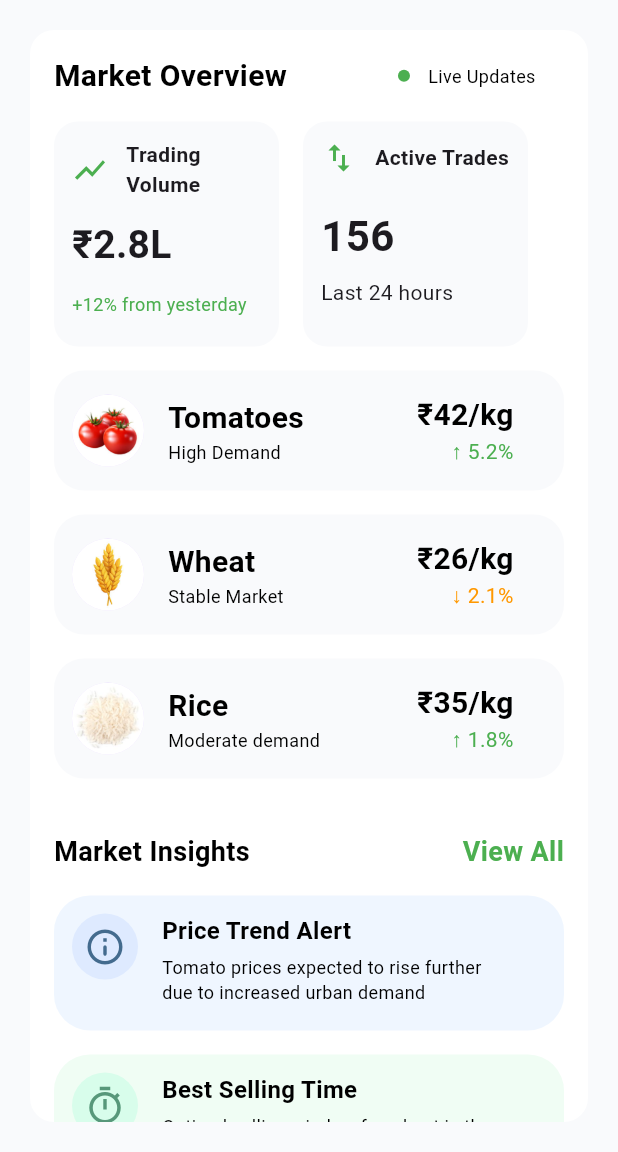
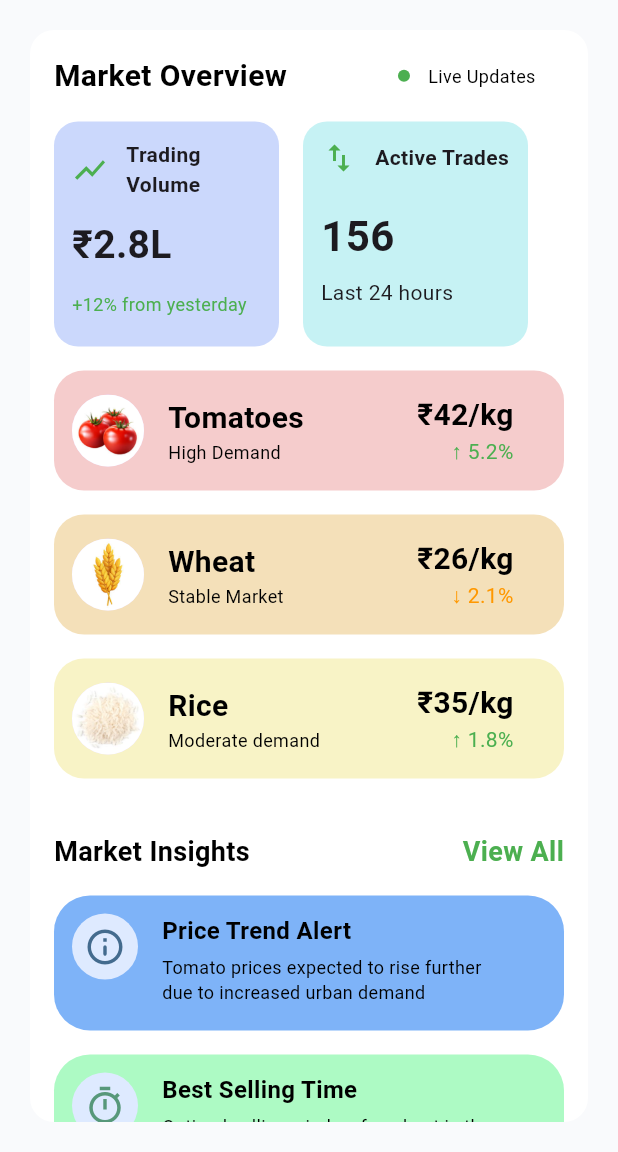
Before and after one commit to durgaprasad-4426/Flutter-projects, a Flutter app: the MarketPage screen opened directly, on a phone screen of 412 x 824 dp, the part 84-1236 px from its top. Run offline on Flutter 3.47's test engine with Material 3 defaults, Android fonts, the phone set to English and light mode, and no system bars; our stand-ins replace device_preview.

Commit message:
changes update

```diff
--- a/lib/Widgets/Groceries_lst.dart
+++ b/lib/Widgets/Groceries_lst.dart
@@ -7,6 +7,7 @@ class GroceriesLst extends StatelessWidget {
   final String txt3;
   final String txt4;
   final Color c;
+  final Color c1;
   const GroceriesLst({
     super.key,
     required this.img,
@@ -15,6 +16,7 @@ class GroceriesLst extends StatelessWidget {
     required this.txt3,
     required this.txt4,
     required this.c,
+    required this.c1,
   });
 
   @override
@@ -23,7 +25,8 @@ class GroceriesLst extends StatelessWidget {
       width: double.infinity,
       height: 80,
       decoration: BoxDecoration(
-        color: Color(0xFFf9fafc),
+        // color: Color(0xFFf9fafc),
+        color: c1,
         borderRadius: BorderRadius.circular(20),
       ),
       child: Padding(
--- a/lib/advise.dart
+++ b/lib/advise.dart
@@ -120,7 +120,7 @@ class _AdvisePageState extends State<AdvisePage> {
                     ],
                   ),
                   ContainerRect(
-                    C: Color(0xFFfff6ed),
+                    C: Color.fromARGB(255, 250, 219, 188),
                     c1: Color(0xFFffecd0),
                     c2: Color(0xFFb8734c),
                     icn: Icons.calendar_month,
@@ -155,7 +155,7 @@ class _AdvisePageState extends State<AdvisePage> {
                     ),
                   ),
                   ContainerRect(
-                    C: Color(0xFFeff6ff),
+                    C: Color.fromARGB(255, 188, 215, 251),
                     c1: Color(0xFFdaeaf7),
                     c2: Color(0xFF5870b0),
                     icn: Icons.water_drop_outlined,
@@ -185,7 +185,7 @@ class _AdvisePageState extends State<AdvisePage> {
                     ),
                   ),
                   ContainerRect(
-                    C: Color(0xFFfef2f2),
+                    C: Color.fromARGB(255, 248, 203, 203),
                     c1: Color(0xFFfce2e3),
                     c2: Color(0xFFa84035),
                     icn: Icons.bug_report_outlined,
@@ -201,7 +201,7 @@ class _AdvisePageState extends State<AdvisePage> {
                     ),
                   ),
                   ContainerRect(
-                    C: Color(0xFFfbf5ff),
+                    C: Color.fromARGB(255, 228, 199, 248),
                     c1: Color(0xFFf3e6ff),
                     c2: Color(0xFF874bbc),
                     icn: Icons.videocam_outlined,
--- a/lib/main.dart
+++ b/lib/main.dart
@@ -19,7 +19,7 @@ class SacApp extends StatelessWidget {
   Widget build(BuildContext context) {
     return MaterialApp(debugShowCheckedModeBanner: false,
     // home: MarketPage(),
-    home: AdvisePage()
+    home: AdvisePage(),
     );
   }
 }
--- a/lib/market.dart
+++ b/lib/market.dart
@@ -103,7 +103,8 @@ class _MarketPageState extends State<MarketPage> {
                         width: 150,
                         height: 150,
                         decoration: BoxDecoration(
-                          color: Color(0xFFf9fafc),
+                          // color: Color(0xFFf9fafc),
+                          color: Color.fromARGB(255, 203, 216, 252),
                           borderRadius: BorderRadius.circular(16),
                         ),
                         child: Padding(
@@ -159,7 +160,8 @@ class _MarketPageState extends State<MarketPage> {
                         width: 150,
                         height: 150,
                         decoration: BoxDecoration(
-                          color: Color(0xFFf9fafc),
+                          // color: Color(0xFFf9fafc),
+                          color: Color.fromARGB(255, 198, 242, 244),
                           borderRadius: BorderRadius.circular(16),
                         ),
                         child: Padding(
@@ -204,7 +206,7 @@ class _MarketPageState extends State<MarketPage> {
                     txt2: 'High Demand',
                     txt3: '₹42/kg',
                     txt4: '↑ 5.2%',
-                    c: Colors.green,
+                    c: Colors.green, c1: Color.fromARGB(255, 245, 204, 204),
                   ),
                   GroceriesLst(
                     img: AssetImage("assets/wheat.jpeg"),
@@ -212,7 +214,7 @@ class _MarketPageState extends State<MarketPage> {
                     txt2: 'Stable Market',
                     txt3: '₹26/kg',
                     txt4: '↓ 2.1%',
-                    c: Colors.orange,
+                    c: Colors.orange, c1: Color.fromARGB(255, 244, 224, 185),
                   ),
                   GroceriesLst(
                     img: AssetImage("assets/rice.jpeg"),
@@ -220,7 +222,7 @@ class _MarketPageState extends State<MarketPage> {
                     txt2: 'Moderate demand',
                     txt3: '₹35/kg',
                     txt4: '↑ 1.8%',
-                    c: Colors.green,
+                    c: Colors.green, c1: Color.fromARGB(255, 248, 243, 198),
                   ),
                   SizedBox(height: 4),
                   Row(
@@ -245,7 +247,7 @@ class _MarketPageState extends State<MarketPage> {
                     ],
                   ),
                   MarketInsts(
-                    c1: Color(0xFFeff6ff),
+                    c1: Color.fromARGB(255, 126, 179, 248),
                     c2: Color(0xFFdeeaff),
                     c3: Color(0xFF436b8e),
                     icn: Icons.info_outline_rounded,
@@ -254,8 +256,8 @@ class _MarketPageState extends State<MarketPage> {
                         "Tomato prices expected to rise further\ndue to increased urban demand",
                   ),
                   MarketInsts(
-                    c1: Color(0xFFf0fdf4),
-                    c2: Color(0xFFd8fdeb),
+                    c1: Color.fromARGB(255, 173, 250, 196),
+                    c2: Color(0xFFdeeaff),
                     c3: Color(0xFF57987a),
                     icn: Icons.timer_outlined,
                     t1: "Best Selling Time",
```
